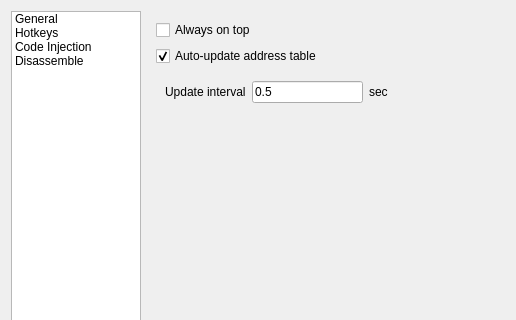
korcankaraokcu/PINCE, file GUI/settingsdialog.ui: the form before one commit; both pictures show x 0 to 516 and y 0 to 320 of the 658 by 555 pixel window.
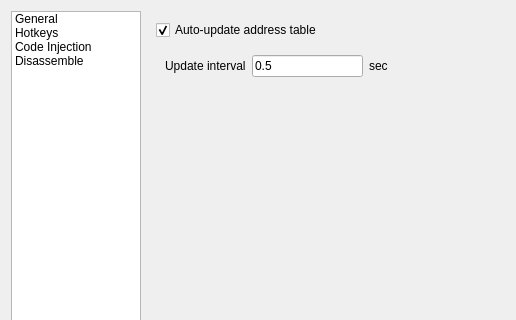
The form after the commit.

Commit message: Removed the useless always on top feature from settings

What changed in the file:
```diff
--- a/GUI/settingsdialog.ui
+++ b/GUI/settingsdialog.ui
@@ -75,13 +75,6 @@
                 <layout class="QVBoxLayout" name="verticalLayout_3">
                  <item>
                   <layout class="QVBoxLayout" name="verticalLayout_2">
-                   <item>
-                    <widget class="QCheckBox" name="checkBox_AlwaysOnTop">
-                     <property name="text">
-                      <string>Always on top</string>
-                     </property>
-                    </widget>
-                   </item>
                    <item>
                     <widget class="QCheckBox" name="checkBox_AutoUpdateAddressTable">
                      <property name="text">
```
The commit also changes 2 other files.
